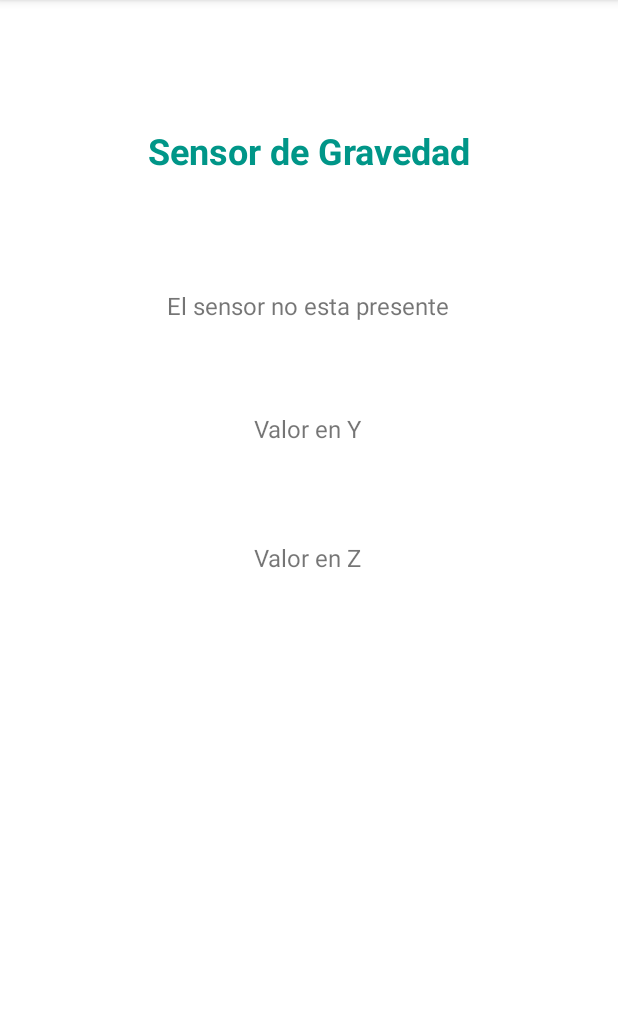
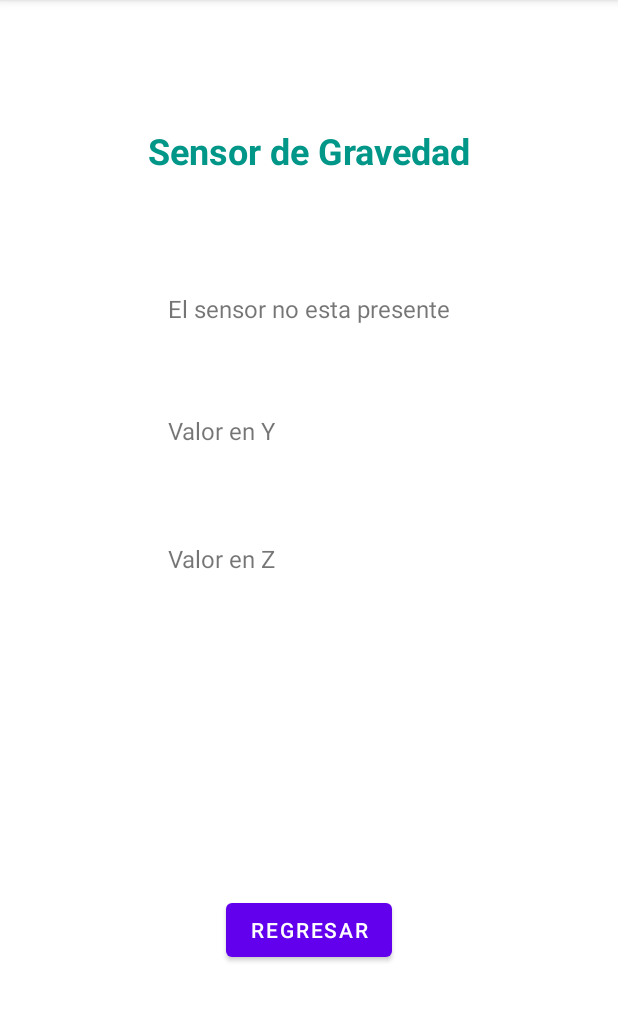
Before and after one commit to bryanjtc/HDP4ProyectoFinal, an Android app: the Gravedad screen opened directly, with no data from a screen before it, on a phone screen of 412 x 824 dp, the part 84-1106 px from its top. Run offline under Robolectric (Android 15) with nearby library versions, the phone set to English and light mode, and no system bars.

Commit message:
Fixed warnings and added button

```diff
--- a/app/src/main/java/com/example/hdp4proyectofinal/Gravedad.java
+++ b/app/src/main/java/com/example/hdp4proyectofinal/Gravedad.java
@@ -3,6 +3,7 @@ package com.example.hdp4proyectofinal;
 import androidx.appcompat.app.AppCompatActivity;
 
 import android.content.Context;
+import android.content.Intent;
 import android.graphics.Color;
 import android.hardware.Sensor;
 import android.hardware.SensorEvent;
@@ -11,13 +12,13 @@ import android.hardware.SensorManager;
 import android.media.AudioManager;
 import android.os.Bundle;
 import android.view.WindowManager;
+import android.widget.Button;
 import android.widget.TextView;
 
 public class Gravedad extends AppCompatActivity implements SensorEventListener {
     private TextView valor_x, valor_y, valor_z;
     private SensorManager sensorManager;
     private Sensor gravity;
-    private boolean presencia_grav;
     private AudioManager amanager;
 
     @Override
@@ -31,25 +32,31 @@ public class Gravedad extends AppCompatActivity implements SensorEventListener {
         valor_x=findViewById(R.id.textView_x);
         valor_y=findViewById(R.id.textView_y);
         valor_z=findViewById(R.id.textView_z);
-
+        Button btnRegresar = findViewById(R.id.btnRegresar);
         sensorManager=(SensorManager) getSystemService(SENSOR_SERVICE);
 
         if(sensorManager.getDefaultSensor(Sensor.TYPE_GRAVITY)!=null)
         {
             gravity=sensorManager.getDefaultSensor(Sensor.TYPE_GRAVITY);
-            presencia_grav=true;
         }else{
-            valor_x.setText("El sensor no esta presente");
-            presencia_grav=false;
+            String mensaje="El sensor no esta presente";
+            valor_x.setText(mensaje);
         }
 
+        btnRegresar.setOnClickListener(v -> {
+            Intent intentMain = new Intent(getApplicationContext(), MainActivity.class);
+            startActivity(intentMain);
+        });
     }
 
     @Override //este es el lmetodo que dira el valor de cada uno
     public void onSensorChanged(SensorEvent sensorEvent) {
-        valor_x.setText(sensorEvent.values[0]+" m/s2");
-        valor_y.setText(sensorEvent.values[1]+" m/s2");
-        valor_z.setText(sensorEvent.values[2]+" m/s2");
+        String ValorX = sensorEvent.values[0]+" m/s2";
+        String ValorY = sensorEvent.values[1]+" m/s2";
+        String ValorZ = sensorEvent.values[2]+" m/s2";
+        valor_x.setText(ValorX);
+        valor_y.setText(ValorY);
+        valor_z.setText(ValorZ);
 
         if(sensorEvent.values[2]<9.7) //significa que esta boca abajo
         {
--- a/app/src/main/res/layout/activity_gravedad.xml
+++ b/app/src/main/res/layout/activity_gravedad.xml
@@ -6,15 +6,24 @@
     android:layout_height="match_parent"
     tools:context=".Gravedad">
 
+    <Button
+        android:id="@+id/btnRegresar"
+        android:layout_width="wrap_content"
+        android:layout_height="wrap_content"
+        android:layout_marginBottom="124dp"
+        android:text="@string/regresar"
+        app:layout_constraintBottom_toBottomOf="parent"
+        app:layout_constraintEnd_toEndOf="parent"
+        app:layout_constraintStart_toStartOf="parent" />
+
     <TextView
         android:id="@+id/textView_x"
         android:layout_width="wrap_content"
         android:layout_height="wrap_content"
-        android:layout_marginTop="76dp"
-        android:text="Valor en X"
+        android:layout_marginTop="78dp"
+        android:text="@string/valor_en_x"
         android:textSize="16sp"
         app:layout_constraintEnd_toEndOf="parent"
-        app:layout_constraintHorizontal_bias="0.498"
         app:layout_constraintStart_toStartOf="parent"
         app:layout_constraintTop_toBottomOf="@+id/titulo" />
 
@@ -22,24 +31,20 @@
         android:id="@+id/textView_y"
         android:layout_width="wrap_content"
         android:layout_height="wrap_content"
-        android:layout_marginTop="60dp"
-        android:text="Valor en Y"
+        android:layout_marginTop="59dp"
+        android:text="@string/valor_en_y"
         android:textSize="16sp"
-        app:layout_constraintEnd_toEndOf="parent"
-        app:layout_constraintHorizontal_bias="0.498"
-        app:layout_constraintStart_toStartOf="parent"
+        app:layout_constraintStart_toStartOf="@+id/textView_x"
         app:layout_constraintTop_toBottomOf="@+id/textView_x" />
 
     <TextView
         android:id="@+id/textView_z"
         android:layout_width="wrap_content"
         android:layout_height="wrap_content"
-        android:layout_marginTop="64dp"
-        android:text="Valor en Z"
+        android:layout_marginTop="63dp"
+        android:text="@string/valor_en_z"
         android:textSize="16sp"
-        app:layout_constraintEnd_toEndOf="parent"
-        app:layout_constraintHorizontal_bias="0.498"
-        app:layout_constraintStart_toStartOf="parent"
+        app:layout_constraintStart_toStartOf="@+id/textView_y"
         app:layout_constraintTop_toBottomOf="@+id/textView_y" />
 
     <TextView
@@ -47,11 +52,12 @@
         android:layout_width="wrap_content"
         android:layout_height="wrap_content"
         android:layout_marginTop="84dp"
-        android:text="Sensor de Gravedad"
+        android:text="@string/sensor_de_gravedad"
         android:textColor="#009688"
         android:textSize="24sp"
         android:textStyle="bold"
         app:layout_constraintEnd_toEndOf="parent"
         app:layout_constraintStart_toStartOf="parent"
         app:layout_constraintTop_toTopOf="parent" />
+
 </androidx.constraintlayout.widget.ConstraintLayout>
--- a/app/src/main/res/values/strings.xml
+++ b/app/src/main/res/values/strings.xml
@@ -6,4 +6,9 @@
     <string name="continuar">Continuar</string>
     <string name="sensores">Sensores</string>
     <string name="huella_dactilar">Huella Dactilar</string>
+    <string name="valor_en_x">Valor en X</string>
+    <string name="valor_en_y">Valor en Y</string>
+    <string name="valor_en_z">Valor en Z</string>
+    <string name="sensor_de_gravedad">Sensor de Gravedad</string>
+    <string name="regresar">Regresar</string>
 </resources>
```
